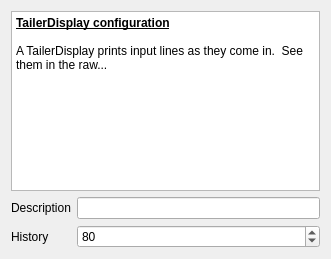
The window that src/TailerDisplayConfigWidget.ui (matthewg42/Gnostic) describes before a commit, drawn with Qt 5.
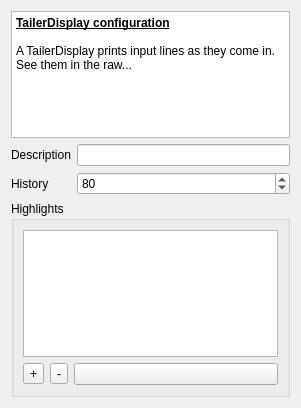
The same window after the commit. Icons and pictures are not drawn.

Commit message: highlighting tailer; much more efficient

```diff
--- a/src/TailerDisplayConfigWidget.ui
+++ b/src/TailerDisplayConfigWidget.ui
@@ -6,24 +6,30 @@
    <rect>
     <x>0</x>
     <y>0</y>
-    <width>331</width>
-    <height>259</height>
+    <width>301</width>
+    <height>408</height>
    </rect>
   </property>
   <property name="windowTitle">
    <string>Form</string>
   </property>
-  <layout class="QVBoxLayout" name="verticalLayout">
+  <layout class="QVBoxLayout" name="verticalLayout_2">
    <item>
     <widget class="QTextBrowser" name="textBrowser">
+     <property name="sizePolicy">
+      <sizepolicy hsizetype="Expanding" vsizetype="Expanding">
+       <horstretch>0</horstretch>
+       <verstretch>0</verstretch>
+      </sizepolicy>
+     </property>
      <property name="html">
       <string>&lt;!DOCTYPE HTML PUBLIC &quot;-//W3C//DTD HTML 4.0//EN&quot; &quot;http://www.w3.org/TR/REC-html40/strict.dtd&quot;&gt;
 &lt;html&gt;&lt;head&gt;&lt;meta name=&quot;qrichtext&quot; content=&quot;1&quot; /&gt;&lt;style type=&quot;text/css&quot;&gt;
 p, li { white-space: pre-wrap; }
-&lt;/style&gt;&lt;/head&gt;&lt;body style=&quot; font-family:'MS Shell Dlg 2'; font-size:8.25pt; font-weight:400; font-style:normal;&quot;&gt;
-&lt;p style=&quot; margin-top:0px; margin-bottom:0px; margin-left:0px; margin-right:0px; -qt-block-indent:0; text-indent:0px;&quot;&gt;&lt;span style=&quot; font-family:'Ubuntu'; font-size:9pt; font-weight:600; text-decoration: underline;&quot;&gt;TailerDisplay configuration&lt;/span&gt;&lt;/p&gt;
-&lt;p style=&quot;-qt-paragraph-type:empty; margin-top:0px; margin-bottom:0px; margin-left:0px; margin-right:0px; -qt-block-indent:0; text-indent:0px; font-family:'Ubuntu'; font-size:9pt;&quot;&gt;&lt;/p&gt;
-&lt;p style=&quot; margin-top:0px; margin-bottom:0px; margin-left:0px; margin-right:0px; -qt-block-indent:0; text-indent:0px;&quot;&gt;&lt;span style=&quot; font-family:'Ubuntu'; font-size:9pt;&quot;&gt;A TailerDisplay prints input lines as they come in.  See them in the raw...&lt;/span&gt;&lt;/p&gt;&lt;/body&gt;&lt;/html&gt;</string>
+&lt;/style&gt;&lt;/head&gt;&lt;body style=&quot; font-family:'Ubuntu'; font-size:9pt; font-weight:400; font-style:normal;&quot;&gt;
+&lt;p style=&quot; margin-top:0px; margin-bottom:0px; margin-left:0px; margin-right:0px; -qt-block-indent:0; text-indent:0px;&quot;&gt;&lt;span style=&quot; font-weight:600; text-decoration: underline;&quot;&gt;TailerDisplay configuration&lt;/span&gt;&lt;/p&gt;
+&lt;p style=&quot;-qt-paragraph-type:empty; margin-top:0px; margin-bottom:0px; margin-left:0px; margin-right:0px; -qt-block-indent:0; text-indent:0px;&quot;&gt;&lt;/p&gt;
+&lt;p style=&quot; margin-top:0px; margin-bottom:0px; margin-left:0px; margin-right:0px; -qt-block-indent:0; text-indent:0px;&quot;&gt;A TailerDisplay prints input lines as they come in.  See them in the raw...&lt;/p&gt;&lt;/body&gt;&lt;/html&gt;</string>
      </property>
     </widget>
    </item>
@@ -49,10 +55,10 @@
      <item row="1" column="1">
       <widget class="QSpinBox" name="historySpin">
        <property name="minimum">
-        <number>10</number>
+        <number>50</number>
        </property>
        <property name="maximum">
-        <number>120</number>
+        <number>1000</number>
        </property>
        <property name="singleStep">
         <number>100</number>
@@ -64,6 +70,76 @@
      </item>
     </layout>
    </item>
+   <item>
+    <widget class="QGroupBox" name="groupBox">
+     <property name="title">
+      <string>Highlights</string>
+     </property>
+     <layout class="QVBoxLayout" name="verticalLayout">
+      <item>
+       <widget class="QTableWidget" name="patternTableWidget">
+        <attribute name="horizontalHeaderVisible">
+         <bool>false</bool>
+        </attribute>
+        <attribute name="verticalHeaderVisible">
+         <bool>false</bool>
+        </attribute>
+       </widget>
+      </item>
+      <item>
+       <layout class="QHBoxLayout" name="horizontalLayout">
+        <item>
+         <widget class="QToolButton" name="addButton">
+          <property name="toolTip">
+           <string>Add new display</string>
+          </property>
+          <property name="text">
+           <string>+</string>
+          </property>
+          <property name="icon">
+           <iconset resource="../resources.qrc">
+            <normaloff>:/icons/images/add-icon.png</normaloff>:/icons/images/add-icon.png</iconset>
+          </property>
+          <property name="iconSize">
+           <size>
+            <width>22</width>
+            <height>22</height>
+           </size>
+          </property>
+         </widget>
+        </item>
+        <item>
+         <widget class="QToolButton" name="removeButton">
+          <property name="toolTip">
+           <string>Delete selected display</string>
+          </property>
+          <property name="text">
+           <string>-</string>
+          </property>
+          <property name="icon">
+           <iconset resource="../resources.qrc">
+            <normaloff>:/icons/images/remove-icon.png</normaloff>:/icons/images/remove-icon.png</iconset>
+          </property>
+          <property name="iconSize">
+           <size>
+            <width>22</width>
+            <height>22</height>
+           </size>
+          </property>
+         </widget>
+        </item>
+        <item>
+         <widget class="QPushButton" name="colorButton">
+          <property name="text">
+           <string/>
+          </property>
+         </widget>
+        </item>
+       </layout>
+      </item>
+     </layout>
+    </widget>
+   </item>
   </layout>
  </widget>
  <resources/>
```
Left out of the diff: 4 changed lines with no effect on the pictures. The commit also changes 8 other files.
